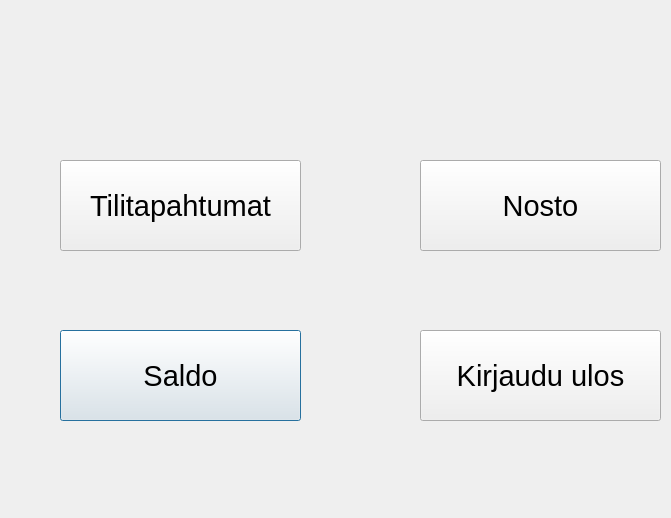
Before: the Qt Designer form bankautomat/valikko_credit.ui in tvt21kmo-bank-project/group_3, drawn with Qt 5.
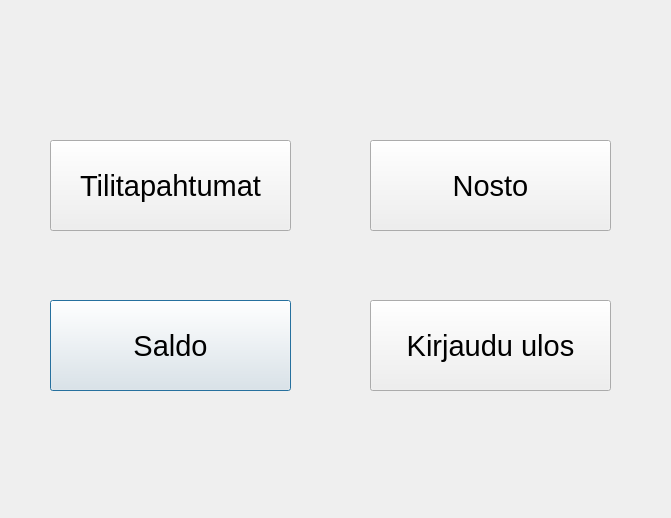
After: the same form once the commit is applied.

```diff
--- a/bankautomat/valikko_credit.ui
+++ b/bankautomat/valikko_credit.ui
@@ -16,8 +16,8 @@
   <widget class="QPushButton" name="btnSaldo">
    <property name="geometry">
     <rect>
-     <x>60</x>
-     <y>330</y>
+     <x>50</x>
+     <y>300</y>
      <width>241</width>
      <height>91</height>
     </rect>
@@ -65,8 +65,8 @@
   <widget class="QPushButton" name="btnNosto">
    <property name="geometry">
     <rect>
-     <x>420</x>
-     <y>160</y>
+     <x>370</x>
+     <y>140</y>
      <width>241</width>
      <height>91</height>
     </rect>
@@ -114,8 +114,8 @@
   <widget class="QPushButton" name="btnTilitapahtumat">
    <property name="geometry">
     <rect>
-     <x>60</x>
-     <y>160</y>
+     <x>50</x>
+     <y>140</y>
      <width>241</width>
      <height>91</height>
     </rect>
@@ -163,8 +163,8 @@
   <widget class="QPushButton" name="btnUlos">
    <property name="geometry">
     <rect>
-     <x>420</x>
-     <y>330</y>
+     <x>370</x>
+     <y>300</y>
      <width>241</width>
      <height>91</height>
     </rect>
```
